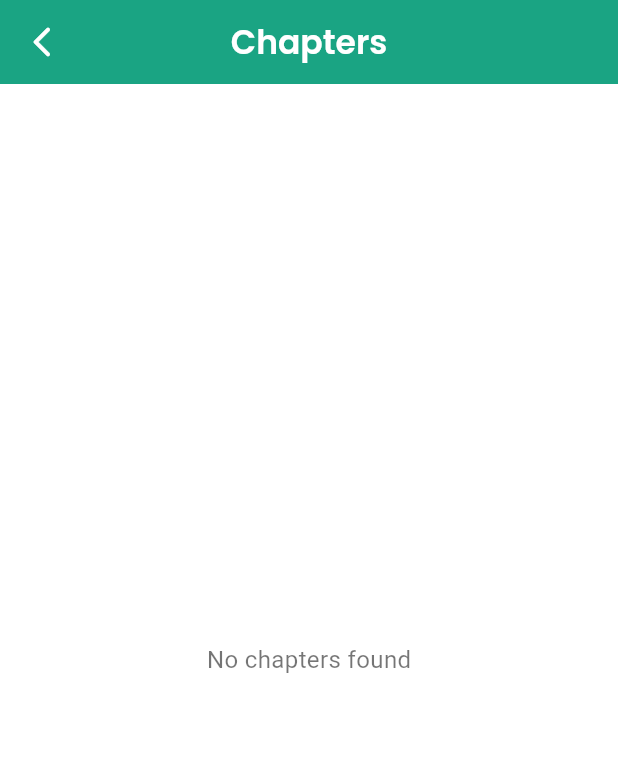
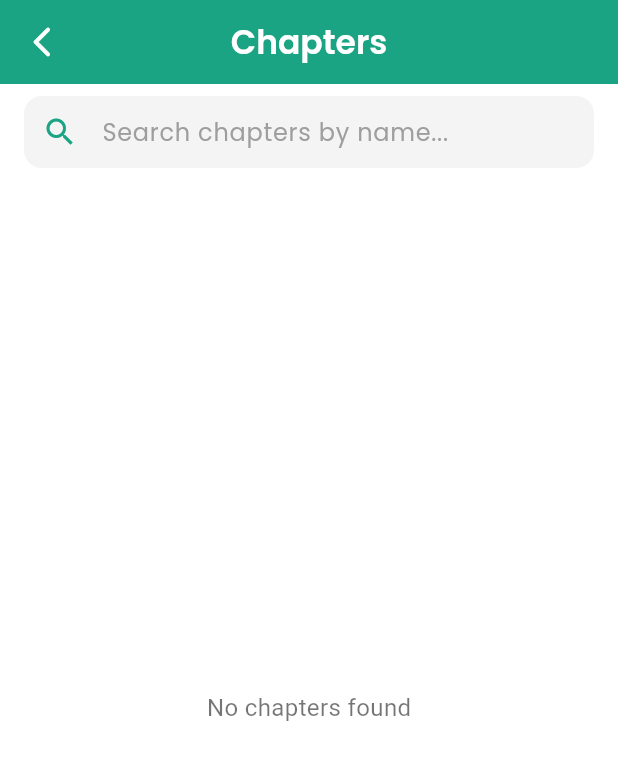
Before and after one commit to RaihanRafi01/task_ird, a Flutter app: the ChaptersScreen screen opened directly with empty values, on a phone screen of 412 x 824 dp. Shown: the top 760 px of the screen. Run offline on Flutter 3.47's test engine with Material 3 defaults, Android fonts, the phone set to English and light mode, and no system bars; our stand-ins replace drift, flutter_svg, get, google_fonts; accounts and stored records are empty; generated files the repository leaves out were written again; statements that could not run were skipped.

Commit message:
search functionality added

```diff
--- a/lib/presentation/screens/chapters_screen.dart
+++ b/lib/presentation/screens/chapters_screen.dart
@@ -5,7 +5,7 @@ import '../../core/constants/appFonts.dart';
 import '../controllers/chapters_controller.dart';
 import '../widgets/chapter/animatedChapterList.dart';
 
-// Screen displaying the list of chapters for a book.
+// Screen displaying the list of chapters for a book with search functionality.
 class ChaptersScreen extends StatelessWidget {
   final int bookId;
 
@@ -15,6 +15,8 @@ class ChaptersScreen extends StatelessWidget {
   Widget build(BuildContext context) {
     final controller = Get.find<ChaptersController>();
     controller.fetchChapters(bookId); // Fetch chapters when screen is built
+    // Reactive search query
+    final searchQuery = ''.obs;
 
     return Scaffold(
       appBar: AppBar(
@@ -34,6 +36,31 @@ class ChaptersScreen extends StatelessWidget {
       ),
       body: Container(
         color: Colors.white,
+        child: Column(
+          children: [
+            // Search bar
+            Padding(
+              padding: const EdgeInsets.symmetric(horizontal: 16, vertical: 8),
+              child: TextField(
+                onChanged: (value) {
+                  searchQuery.value = value; // Update search query reactively
+                },
+                decoration: InputDecoration(
+                  hintText: 'Search chapters by name...',
+                  hintStyle: h4.copyWith(color: AppColors.txtColorGray),
+                  prefixIcon: Icon(Icons.search, color: AppColors.appColor),
+                  filled: true,
+                  fillColor: AppColors.backgroundWhite,
+                  border: OutlineInputBorder(
+                    borderRadius: BorderRadius.circular(12),
+                    borderSide: BorderSide.none,
+                  ),
+                  contentPadding: const EdgeInsets.symmetric(vertical: 0),
+                ),
+              ),
+            ),
+            // Chapter list
+            Expanded(
               child: Obx(() {
                 if (controller.isLoading.value) {
                   return const Center(
@@ -67,7 +94,13 @@ class ChaptersScreen extends StatelessWidget {
                     ),
                   );
                 }
-          if (controller.chapters.isEmpty) {
+                // Filter chapters based on search query
+                final filteredChapters = controller.chapters
+                    .where((chapter) => chapter.title
+                    .toLowerCase()
+                    .contains(searchQuery.value.toLowerCase()))
+                    .toList();
+                if (filteredChapters.isEmpty) {
                   return const Center(
                     child: Text(
                       'No chapters found',
@@ -75,12 +108,17 @@ class ChaptersScreen extends StatelessWidget {
                     ),
                   );
                 }
+                // Disable animation when search query is not empty
+                final bool shouldAnimate = searchQuery.value.isEmpty;
                 return AnimatedChapterList(
-            chapters: controller.chapters,
+                  chapters: filteredChapters,
                   controller: controller,
-            animate: true, // Enable animation on first load
+                  animate: shouldAnimate, // Animate only when no search query
                 );
               }),
+            ),
+          ],
+        ),
       ),
     );
   }
```
Also changed, not shown: lib/presentation/widgets/chapter/animatedChapterList.dart (+91 -29 lines). Lines whose indentation alone changed are shown as unchanged.
